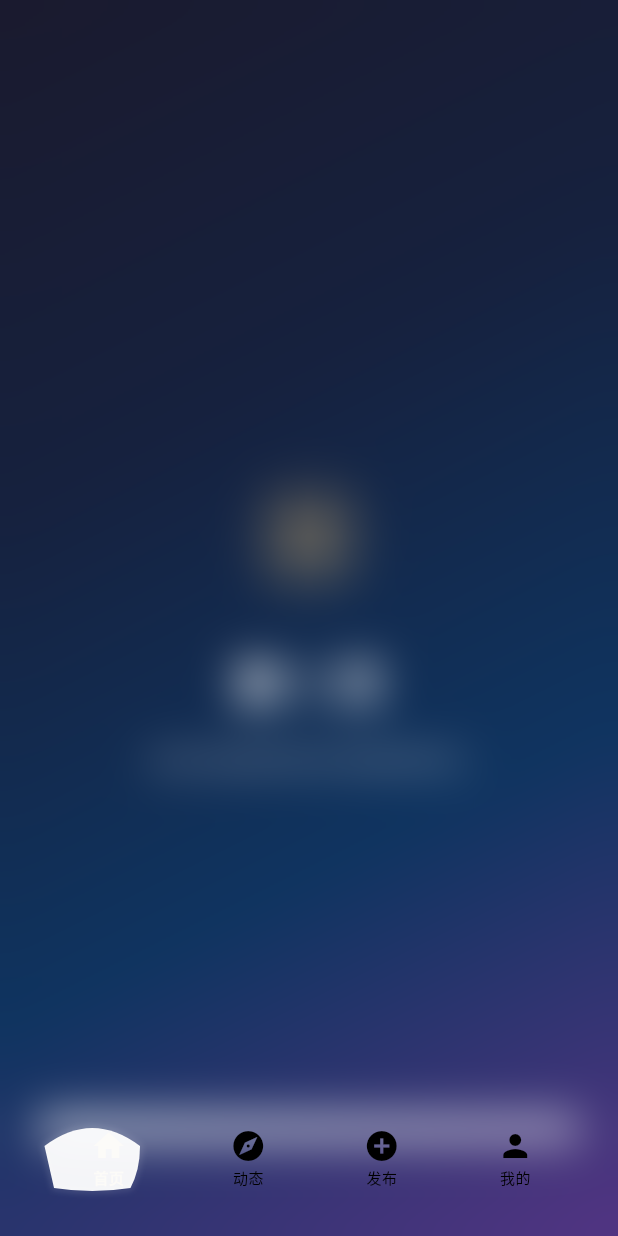
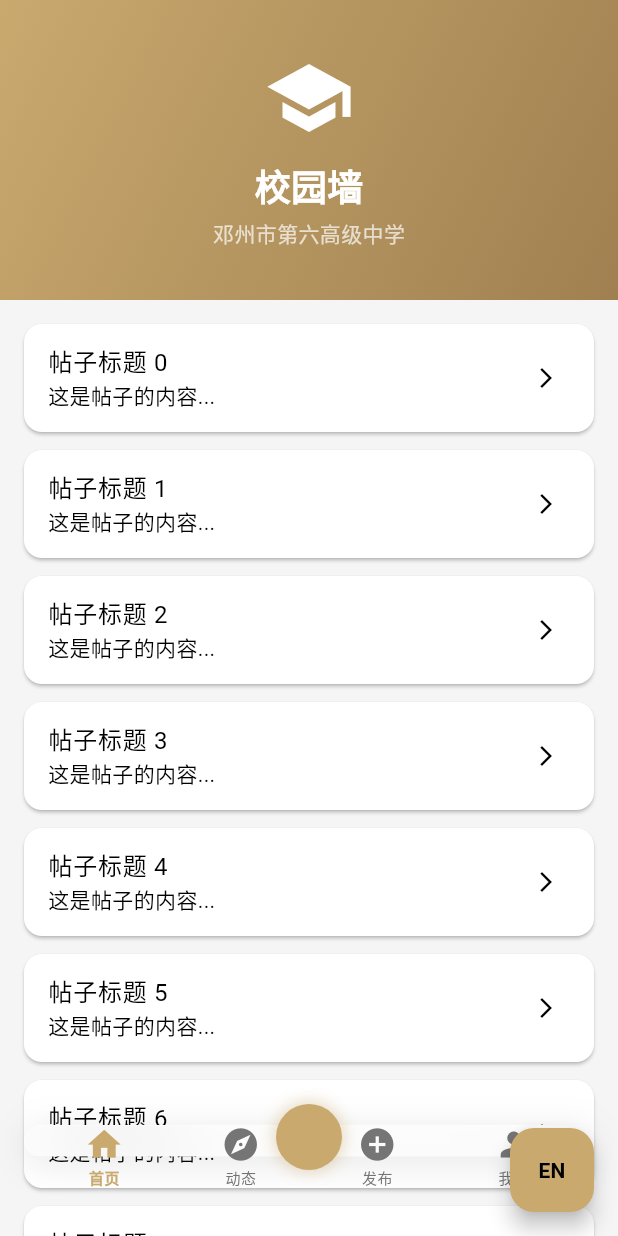
Before and after one commit to FeiYang-sudo/dz6g-app, a Flutter app: the screen it shows after launch, on a phone screen of 412 x 824 dp. Run offline on Flutter 3.47's test engine with Material 3 defaults, Android fonts, the phone set to English and light mode, and no system bars.

Commit message:
Add Chinese/English language toggle

```diff
--- a/lib/glass_nav_bar.dart
+++ b/lib/glass_nav_bar.dart
@@ -1,5 +1,5 @@
 import 'package:flutter/material.dart';
-import 'dart:ui' show ImageFilter, Color;
+import 'dart:ui' show ImageFilter;
 
 /// ============================================
 /// 液态玻璃底部导航栏组件
@@ -10,14 +10,14 @@ class LiquidGlassNavBar extends StatefulWidget {
   final int currentIndex;
   final ValueChanged<int> onTap;
   final List<NavItem> items;
-  final double pageOffset; // 页面滚动偏移量 (0.0 - 1.0)
+  final Locale locale;
 
   const LiquidGlassNavBar({
     super.key,
     required this.currentIndex,
     required this.onTap,
     required this.items,
-    this.pageOffset = 0.0,
+    required this.locale,
   });
 
   @override
@@ -28,7 +28,6 @@ class _LiquidGlassNavBarState extends State<LiquidGlassNavBar>
     with SingleTickerProviderStateMixin {
   late AnimationController _controller;
   late Animation<double> _indicatorAnimation;
-  late Animation<double> _stretchAnimation;
   double _indicatorPosition = 0.0;
   double _lastIndex = 0.0;
 
@@ -38,27 +37,16 @@ class _LiquidGlassNavBarState extends State<LiquidGlassNavBar>
     _indicatorPosition = widget.currentIndex.toDouble();
     _lastIndex = widget.currentIndex.toDouble();
 
-    // 弹簧动画控制器
     _controller = AnimationController(
       vsync: this,
       duration: const Duration(milliseconds: 600),
       reverseDuration: const Duration(milliseconds: 400),
     );
 
-    // 弹性插值器 - 模拟弹簧物理效果
     _indicatorAnimation = CurvedAnimation(
       parent: _controller,
       curve: const Interval(0.0, 0.7, curve: Curves.easeOutBack),
       reverseCurve: const Interval(0.0, 0.6, curve: Curves.elasticOut),
-    );
-
-    // 拉伸动画 - 滑动时的液态形变
-    _stretchAnimation = Tween<double>(begin: 1.0, end: 1.3).animate(
-      CurvedAnimation(
-        parent: _controller,
-        curve: const Interval(0.0, 0.3, curve: Curves.easeInOut),
-        reverseCurve: Curves.easeOutCubic,
-      ),
     );
   }
 
@@ -80,50 +68,14 @@ class _LiquidGlassNavBarState extends State<LiquidGlassNavBar>
     });
   }
 
-  /// 根据滚动偏移量动态调整玻璃效果强度
-  double get _blurStrength {
-    // 滚动时增加模糊强度，模拟景深变化
-    return 15.0 + (widget.pageOffset * 10.0);
-  }
-
-  double get _opacity {
-    // 滚动时略微增加透明度
-    return 0.65 + (widget.pageOffset * 0.15);
-  }
-
   @override
   Widget build(BuildContext context) {
-    final theme = Theme.of(context);
-    final isDark = theme.brightness == Brightness.dark;
-
-    return Positioned(
-      left: 16,
-      right: 16,
-      bottom: 24,
-      child: _buildGlassContainer(theme, isDark),
-    );
-  }
-
-  Widget _buildGlassContainer(ThemeData theme, bool isDark) {
-    return AnimatedBuilder(
-      animation: _controller,
-      builder: (context, child) {
-        // 液态拉伸效果
-        final stretch = _stretchAnimation.value;
-        final scale = 1.0 + (stretch - 1.0) * 0.1;
-
-        return Transform.scale(
-          scale: scale,
+    return Container(
+      margin: const EdgeInsets.only(left: 16, right: 16, bottom: 24),
       child: Stack(
         clipBehavior: Clip.none,
         children: [
-              // 玻璃背景层
-              _GlassBackground(
-                blurStrength: _blurStrength,
-                opacity: _opacity,
-                isDark: isDark,
-              ),
-              // 内容层
+          _buildGlassBackground(),
           SafeArea(
             child: Padding(
               padding: const EdgeInsets.symmetric(horizontal: 8, vertical: 8),
@@ -139,53 +91,90 @@ class _LiquidGlassNavBarState extends State<LiquidGlassNavBar>
               ),
             ),
           ),
-              // 液态滑块指示器
-              _buildIndicator(theme),
+          _buildIndicator(context),
         ],
       ),
     );
-      },
+  }
+
+  Widget _buildGlassBackground() {
+    return Container(
+      margin: const EdgeInsets.only(top: 8),
+      decoration: BoxDecoration(
+        borderRadius: BorderRadius.circular(32),
+        boxShadow: [
+          BoxShadow(
+            color: Colors.black.withOpacity(0.1),
+            blurRadius: 20,
+            offset: const Offset(0, 4),
+          ),
+        ],
+      ),
+      child: ClipRRect(
+        borderRadius: BorderRadius.circular(32),
+        child: BackdropFilter(
+          filter: ImageFilter.blur(sigmaX: 20, sigmaY: 20),
+          child: Container(
+            padding: const EdgeInsets.symmetric(vertical: 10),
+            decoration: BoxDecoration(
+              gradient: LinearGradient(
+                begin: Alignment.topLeft,
+                end: Alignment.bottomRight,
+                colors: [
+                  Colors.white.withOpacity(0.8),
+                  Colors.white.withOpacity(0.6),
+                ],
+              ),
+              border: Border.all(
+                color: Colors.white.withOpacity(0.5),
+                width: 0.5,
+              ),
+            ),
+          ),
+        ),
+      ),
     );
   }
 
-  Widget _buildIndicator(ThemeData theme) {
-    // 计算滑块位置 (基于当前动画状态)
+  Widget _buildIndicator(BuildContext context) {
     final animatedPosition = Tween<double>(
       begin: _lastIndex,
       end: _indicatorPosition,
     ).animate(_indicatorAnimation);
 
-    // 根据拉伸动画计算滑块形变
-    final stretch = _stretchAnimation.value;
-
     return Positioned(
-      bottom: 0,
+      bottom: 20,
       left: 0,
       right: 0,
-      height: 56,
-      child: Stack(
-        children: [
-          // 液态滑块
-          AnimatedBuilder(
+      child: AnimatedBuilder(
         animation: _indicatorAnimation,
         builder: (context, child) {
           final position = animatedPosition.value;
-              // 计算滑块的左右边距（每个tab平均分配）
-              final containerWidth = MediaQuery.of(context).size.width - 32 - 16;
-              final tabWidth = containerWidth / widget.items.length;
+          final screenWidth = MediaQuery.of(context).size.width;
+          final navWidth = screenWidth - 32 - 16;
+          final tabWidth = navWidth / widget.items.length;
           final leftOffset = position * tabWidth + tabWidth * 0.15;
-              final width = tabWidth * 0.7;
+          final indicatorWidth = tabWidth * 0.7;
 
           return Positioned(
             left: leftOffset,
-                bottom: 8,
-                width: width,
-                height: 40,
-                child: _LiquidIndicator(stretch: stretch),
+            width: indicatorWidth,
+            child: Container(
+              height: 44,
+              decoration: BoxDecoration(
+                shape: BoxShape.circle,
+                color: const Color(0xFFC9A96E),
+                boxShadow: [
+                  BoxShadow(
+                    color: const Color(0xFFC9A96E).withOpacity(0.4),
+                    blurRadius: 8,
+                    spreadRadius: 2,
+                  ),
+                ],
+              ),
+            ),
           );
         },
-          ),
-        ],
       ),
     );
   }
@@ -194,197 +183,6 @@ class _LiquidGlassNavBarState extends State<LiquidGlassNavBar>
   void dispose() {
     _controller.dispose();
     super.dispose();
-  }
-}
-
-/// ============================================
-/// 液态玻璃背景组件
-/// 实现 BackdropFilter 磨砂效果和边缘高光
-/// ============================================
-class _GlassBackground extends StatelessWidget {
-  final double blurStrength;
-  final double opacity;
-  final bool isDark;
-
-  const _GlassBackground({
-    required this.blurStrength,
-    required this.opacity,
-    required this.isDark,
-  });
-
-  @override
-  Widget build(BuildContext context) {
-    return Container(
-      margin: const EdgeInsets.symmetric(horizontal: 8),
-      padding: const EdgeInsets.symmetric(vertical: 8, horizontal: 4),
-      decoration: BoxDecoration(
-        // 液态玻璃核心：磨砂模糊效果
-        backgroundBlendMode: BlendMode.srcOver,
-        borderRadius: BorderRadius.circular(32),
-        // 渐变背景 - 模拟环境折射
-        gradient: LinearGradient(
-          begin: Alignment.topLeft,
-          end: Alignment.bottomRight,
-          colors: [
-            isDark
-                ? Colors.white.withOpacity(opacity * 0.15)
-                : Colors.white.withOpacity(0.7),
-            isDark
-                ? Colors.white.withOpacity(opacity * 0.05)
-                : Colors.white.withOpacity(0.5),
-          ],
-        ),
-        // 边框 - 边缘高光效果
-        border: Border.all(
-          color: isDark
-              ? Colors.white.withOpacity(0.2)
-              : Colors.grey.withOpacity(0.3),
-          width: 0.5,
-        ),
-        // 阴影 - 悬浮感
-        boxShadow: [
-          BoxShadow(
-            color: isDark
-                ? Colors.black.withOpacity(0.3)
-                : Colors.grey.withOpacity(0.15),
-            blurRadius: 20,
-            offset: const Offset(0, 4),
-            spreadRadius: -2,
-          ),
-          // 顶部高光阴影 - 模拟光源
-          BoxShadow(
-            color: Colors.white.withOpacity(0.1),
-            blurRadius: 8,
-            offset: const Offset(0, -2),
-          ),
-        ],
-      ),
-      //  backdropFilter 实现磨砂玻璃效果（关键代码）
-      child: BackdropFilter(
-        filter: ImageFilter.blur(
-          sigmaX: blurStrength,
-          sigmaY: blurStrength,
-        ),
-        child: Container(
-          decoration: BoxDecoration(
-            borderRadius: BorderRadius.circular(32),
-            // 内部渐变 - 增强液态感
-            gradient: LinearGradient(
-              begin: Alignment.topLeft,
-              end: Alignment.bottomRight,
-              colors: [
-                isDark
-                    ? Colors.white.withOpacity(0.08)
-                    : Colors.white.withOpacity(0.9),
-                isDark
-                    ? Colors.white.withOpacity(0.02)
-                    : Colors.white.withOpacity(0.6),
-              ],
-            ),
-          ),
-        ),
-      ),
-    );
-  }
-}
-
-/// ============================================
-/// 液态滑块指示器
-/// 实现水滴形变和流体效果
-/// ============================================
-class _LiquidIndicator extends StatelessWidget {
-  final double stretch;
-
-  const _LiquidIndicator({required this.stretch});
-
-  @override
-  Widget build(BuildContext context) {
-    final isDark = Theme.of(context).brightness == Brightness.dark;
-
-    return CustomPaint(
-      size: Size(double.infinity, 40),
-      painter: _LiquidIndicatorPainter(
-        stretch: stretch,
-        isDark: isDark,
-      ),
-    );
-  }
-}
-
-class _LiquidIndicatorPainter extends CustomPainter {
-  final double stretch;
-  final bool isDark;
-
-  _LiquidIndicatorPainter({
-    required this.stretch,
-    required this.isDark,
-  });
-
-  @override
-  void paint(Canvas canvas, Size size) {
-    final height = size.height;
-    final width = size.width;
-
-    // 液态拉伸形变 - 根据 stretch 值改变圆角
-    final compressedHeight = height / stretch;
-
-    // 水滴形状 - 底部略宽，顶部略窄
-    final path = Path()
-      // 左上弧线
-      ..moveTo(0, compressedHeight * 0.3)
-      ..quadraticBezierTo(
-        width * 0.25,
-        0,
-        width * 0.5,
-        0,
-      )
-      ..quadraticBezierTo(
-        width * 0.75,
-        0,
-        width,
-        compressedHeight * 0.3,
-      )
-      // 右侧弧线
-      ..quadraticBezierTo(
-        width,
-        compressedHeight * 0.7,
-        width * 0.9,
-        compressedHeight,
-      )
-      // 底部弧线
-      ..quadraticBezierTo(
-        width * 0.5,
-        compressedHeight * 1.1,
-        width * 0.1,
-        compressedHeight,
-      )
-      // 左侧弧线
-      ..close();
-
-    // 填充颜色 - 高光效果
-    final paint = Paint()
-      ..color = isDark
-          ? Colors.white.withOpacity(0.25)
-          : Colors.white.withOpacity(0.95)
-      ..style = PaintingStyle.fill
-      // 抗锯齿
-      ..isAntiAlias = true;
-
-    canvas.drawPath(path, paint);
-
-    // 边缘高光 - 模拟光线折射
-    final highlightPaint = Paint()
-      ..color = Colors.white.withOpacity(0.4)
-      ..style = PaintingStyle.stroke
-      ..strokeWidth = 1.0
-      ..maskFilter = MaskFilter.blur(BlurStyle.normal, 2);
-
-    canvas.drawPath(path, highlightPaint);
-  }
-
-  @override
-  bool shouldRepaint(covariant _LiquidIndicatorPainter oldDelegate) {
-    return oldDelegate.stretch != stretch || oldDelegate.isDark != isDark;
   }
 }
 
@@ -421,20 +219,12 @@ class _NavButtonState extends State<_NavButton>
       reverseDuration: const Duration(milliseconds: 200),
     );
 
-    // 点击反馈动画
-    _scaleAnimation = Tween<double>(begin: 1.0, end: 0.85).animate(
-      CurvedAnimation(
-        parent: _tapController,
-        curve: Curves.easeInOut,
-      ),
+    _scaleAnimation = Tween<double>(begin: 1.0, end: 0.9).animate(
+      CurvedAnimation(parent: _tapController, curve: Curves.easeInOut),
     );
 
-    // 内发光动画
-    _glowAnimation = Tween<double>(begin: 0.0, end: 0.6).animate(
-      CurvedAnimation(
-        parent: _tapController,
-        curve: Curves.easeInOut,
-      ),
+    _glowAnimation = Tween<double>(begin: 0.0, end: 0.4).animate(
+      CurvedAnimation(parent: _tapController, curve: Curves.easeInOut),
     );
   }
 
@@ -452,10 +242,9 @@ class _NavButtonState extends State<_NavButton>
 
   @override
   Widget build(BuildContext context) {
-    final theme = Theme.of(context);
     final color = widget.isSelected
         ? const Color(0xFFC9A96E)
-        : theme.colorScheme.onSurfaceVariant;
+        : Colors.grey[600]!;
 
     return GestureDetector(
       onTapDown: (_) => _tapController.forward(),
@@ -469,35 +258,13 @@ class _NavButtonState extends State<_NavButton>
         builder: (context, child) {
           return Transform.scale(
             scale: _scaleAnimation.value,
-            child: Stack(
-              alignment: Alignment.center,
-              children: [
-                // 内发光效果
-                if (widget.isSelected)
-                  Container(
-                    width: 32,
-                    height: 32,
-                    decoration: BoxDecoration(
-                      shape: BoxShape.circle,
-                      boxShadow: [
-                        BoxShadow(
-                          color: const Color(0xFFC9A96E).withOpacity(
-                            _glowAnimation.value,
-                          ),
-                          blurRadius: 12,
-                          spreadRadius: 4,
-                        ),
-                      ],
-                    ),
-                  ),
-                // 图标和文字
-                Column(
+            child: Column(
               mainAxisSize: MainAxisSize.min,
               children: [
                 Icon(
                   widget.item.icon,
                   color: color,
-                      size: 24,
+                  size: 26,
                 ),
                 const SizedBox(height: 2),
                 Text(
@@ -509,8 +276,6 @@ class _NavButtonState extends State<_NavButton>
                         ? FontWeight.bold
                         : FontWeight.normal,
                   ),
-                    ),
-                  ],
                 ),
               ],
             ),
@@ -541,6 +306,50 @@ class NavItem {
 }
 
 /// ============================================
+/// 国际化字符串
+/// ============================================
+class AppLocalization {
+  final Locale locale;
+
+  AppLocalization(this.locale);
+
+  static AppLocalization of(BuildContext context) {
+    return Localizations.of<AppLocalization>(context, AppLocalization)!;
+  }
+
+  String get home => locale.languageCode == 'en' ? 'Home' : '首页';
+  String get feed => locale.languageCode == 'en' ? 'Feed' : '动态';
+  String get post => locale.languageCode == 'en' ? 'Post' : '发布';
+  String get profile => locale.languageCode == 'en' ? 'Profile' : '我的';
+  String get title => locale.languageCode == 'en' ? 'Campus Wall' : '校园墙';
+  String get school => locale.languageCode == 'en'
+      ? 'Dengzhou No.6 High School'
+      : '邓州市第六高级中学';
+  String get postTitle => locale.languageCode == 'en' ? 'Post Title' : '帖子标题';
+  String get postContent => locale.languageCode == 'en'
+      ? 'This is the post content...'
+      : '这是帖子的内容...';
+}
+
+/// ============================================
+/// 本地化委托
+/// ============================================
+class AppLocalizationDelegate extends LocalizationsDelegate<AppLocalization> {
+  const AppLocalizationDelegate();
+
+  @override
+  bool isSupported(Locale locale) => ['en', 'zh'].contains(locale.languageCode);
+
+  @override
+  Future<AppLocalization> load(Locale locale) async {
+    return AppLocalization(locale);
+  }
+
+  @override
+  bool shouldReload(AppLocalizationDelegate old) => false;
+}
+
+/// ============================================
 /// 主页面示例
 /// ============================================
 class GlassNavDemoPage extends StatefulWidget {
@@ -552,76 +361,124 @@ class GlassNavDemoPage extends StatefulWidget {
 
 class _GlassNavDemoPageState extends State<GlassNavDemoPage> {
   int _currentIndex = 0;
-  double _pageOffset = 0.0;
+  Locale _locale = const Locale('zh', 'CN');
 
-  final List<NavItem> _items = const [
-    NavItem(label: '首页', icon: Icons.home),
-    NavItem(label: '动态', icon: Icons.explore),
-    NavItem(label: '发布', icon: Icons.add_circle),
-    NavItem(label: '我的', icon: Icons.person),
+  late final List<NavItem> _items;
+
+  @override
+  void initState() {
+    super.initState();
+    _updateItems();
+  }
+
+  void _updateItems() {
+    final loc = AppLocalization(_locale);
+    _items = [
+      NavItem(label: loc.home, icon: Icons.home),
+      NavItem(label: loc.feed, icon: Icons.explore),
+      NavItem(label: loc.post, icon: Icons.add_circle),
+      NavItem(label: loc.profile, icon: Icons.person),
     ];
+  }
+
+  void _toggleLanguage() {
+    setState(() {
+      _locale = _locale.languageCode == 'zh'
+          ? const Locale('en', 'US')
+          : const Locale('zh', 'CN');
+      _updateItems();
+    });
+  }
 
   @override
   Widget build(BuildContext context) {
     return Scaffold(
-      backgroundColor: const Color(0xFF0b0b0b),
+      backgroundColor: const Color(0xFFF5F5F5),
       body: Stack(
         children: [
-          // 页面内容 - 模拟滚动效果
           _buildPageContent(),
-          // 液态玻璃导航栏
-          LiquidGlassNavBar(
+          Positioned(
+            left: 0,
+            right: 0,
+            bottom: 0,
+            child: LiquidGlassNavBar(
               currentIndex: _currentIndex,
               onTap: (index) => setState(() => _currentIndex = index),
               items: _items,
-            pageOffset: _pageOffset,
+              locale: _locale,
+            ),
           ),
         ],
+      ),
+      floatingActionButton: FloatingActionButton(
+        onPressed: _toggleLanguage,
+        backgroundColor: const Color(0xFFC9A96E),
+        child: Text(
+          _locale.languageCode == 'zh' ? 'EN' : '中文',
+          style: const TextStyle(color: Colors.black, fontWeight: FontWeight.bold),
+        ),
       ),
     );
   }
 
   Widget _buildPageContent() {
-    final colors = [
-      const Color(0xFF1a1a2e),
-      const Color(0xFF16213e),
-      const Color(0xFF0f3460),
-      const Color(0xFF533483),
-    ];
+    final loc = AppLocalization(_locale);
 
-    return Container(
-      decoration: BoxDecoration(
+    return CustomScrollView(
+      slivers: [
+        SliverToBoxAdapter(
+          child: Container(
+            height: 200,
+            decoration: const BoxDecoration(
               gradient: LinearGradient(
                 begin: Alignment.topLeft,
                 end: Alignment.bottomRight,
-          colors: colors,
+                colors: [Color(0xFFC9A96E), Color(0xFFa08050)],
               ),
             ),
             child: Center(
               child: Column(
                 mainAxisAlignment: MainAxisAlignment.center,
                 children: [
-            const Icon(Icons.blur_on, size: 100, color: Color(0xFFC9A96E)),
-            const SizedBox(height: 24),
+                  const Icon(Icons.school, size: 60, color: Colors.white),
+                  const SizedBox(height: 12),
                   Text(
-              '第 ${_currentIndex + 1} 页',
+                    loc.title,
                     style: const TextStyle(
                       color: Colors.white,
-                fontSize: 32,
+                      fontSize: 24,
                       fontWeight: FontWeight.bold,
                     ),
                   ),
-            const SizedBox(height: 16),
+                  const SizedBox(height: 4),
                   Text(
-              '滚动页面观察导航栏玻璃效果变化',
-              style: TextStyle(
-                color: Colors.white.withOpacity(0.6),
-                fontSize: 14,
-              ),
+                    loc.school,
+                    style: const TextStyle(color: Colors.white70, fontSize: 14),
                   ),
                 ],
               ),
             ),
+          ),
+        ),
+        SliverPadding(
+          padding: const EdgeInsets.all(16),
+          sliver: SliverList(
+            delegate: SliverChildBuilderDelegate(
+              (context, index) {
+                return Card(
+                  margin: const EdgeInsets.only(bottom: 12),
+                  child: ListTile(
+                    title: Text('${loc.postTitle} $index'),
+                    subtitle: Text(loc.postContent),
+                    trailing: const Icon(Icons.arrow_forward_ios, size: 16),
+                  ),
+                );
+              },
+              childCount: 10,
+            ),
+          ),
+        ),
+      ],
     );
   }
 }
--- a/lib/main.dart
+++ b/lib/main.dart
@@ -1,4 +1,5 @@
 import 'package:flutter/material.dart';
+import 'package:flutter_localizations/flutter_localizations.dart';
 import 'glass_nav_bar.dart';
 
 void main() => runApp(const Dz6gApp());
@@ -11,6 +12,17 @@ class Dz6gApp extends StatelessWidget {
     return MaterialApp(
       title: '校园墙',
       debugShowCheckedModeBanner: false,
+      localizationsDelegates: const [
+        AppLocalizationDelegate(),
+        GlobalMaterialLocalizations.delegate,
+        GlobalWidgetsLocalizations.delegate,
+        GlobalCupertinoLocalizations.delegate,
+      ],
+      supportedLocales: const [
+        Locale('zh', 'CN'),
+        Locale('en', 'US'),
+      ],
+      locale: const Locale('zh', 'CN'),
       theme: ThemeData(
         brightness: Brightness.light,
         colorScheme: const ColorScheme.light(
--- a/pubspec.yaml
+++ b/pubspec.yaml
@@ -9,6 +9,8 @@ environment:
 
 dependencies:
   flutter:
+    sdk: flutter
+  flutter_localizations:
     sdk: flutter
   http: ^1.1.0
   shared_preferences: ^2.2.2
```
Also changed, not shown: pubspec.lock. Lines whose indentation alone changed are shown as unchanged.
